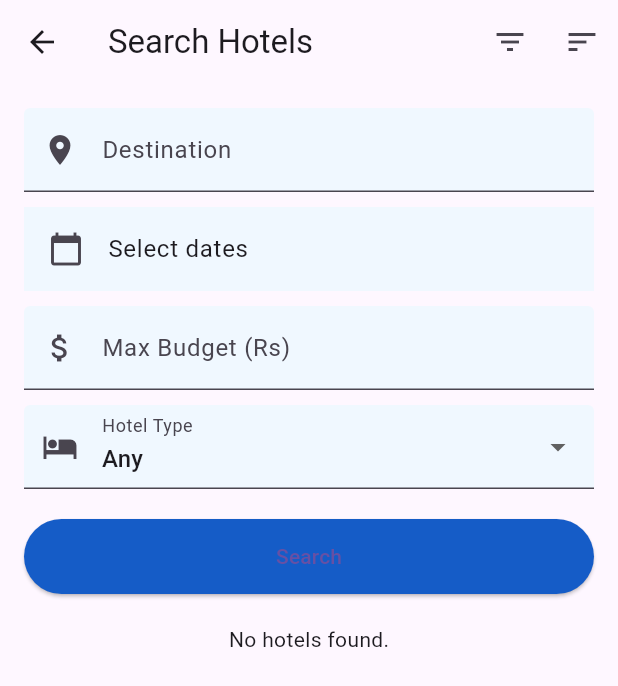
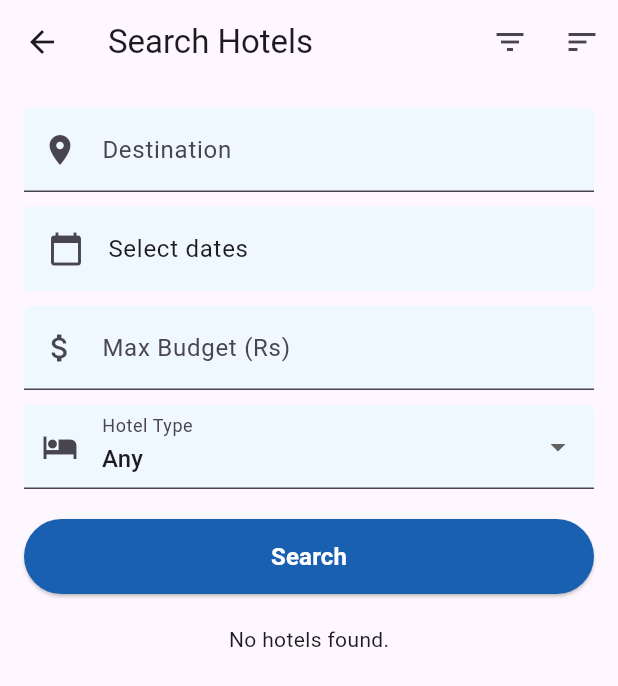
Before and after one commit to Tishar07/MauHotel, a Flutter app: the SearchPage screen opened directly, on a phone screen of 412 x 824 dp. Shown: the top 686 px of the screen. Run offline on Flutter 3.47's test engine with Material 3 defaults, Android fonts, the light colour scheme and no system bars; our stand-ins replace supabase_flutter; accounts and stored records are empty.

Commit message:
Chnaging the colourof the files

```diff
--- a/lib/Pages/search_page.dart
+++ b/lib/Pages/search_page.dart
@@ -285,10 +285,14 @@ class _SearchPageState extends State<SearchPage> {
             ElevatedButton(
               onPressed: _fetchHotels,
               style: ElevatedButton.styleFrom(
-                backgroundColor: const Color.fromARGB(255, 21, 92, 199),
+                backgroundColor: const Color.fromARGB(255, 25, 96, 177),
+                foregroundColor: Colors.white, // ✅ Makes the text white
                 minimumSize: const Size(double.infinity, 50),
               ),
-              child: const Text('Search'),
+              child: const Text(
+                'Search',
+                style: TextStyle(fontSize: 16, fontWeight: FontWeight.bold),
+              ),
             ),
             const SizedBox(height: 20),
 
```
Also changed, not shown: lib/Pages/home_page.dart (+7 -2 lines), lib/Pages/itinerary_page.dart (+8 -3 lines), lib/Pages/trip_planner_page.dart (+14 -4 lines).
